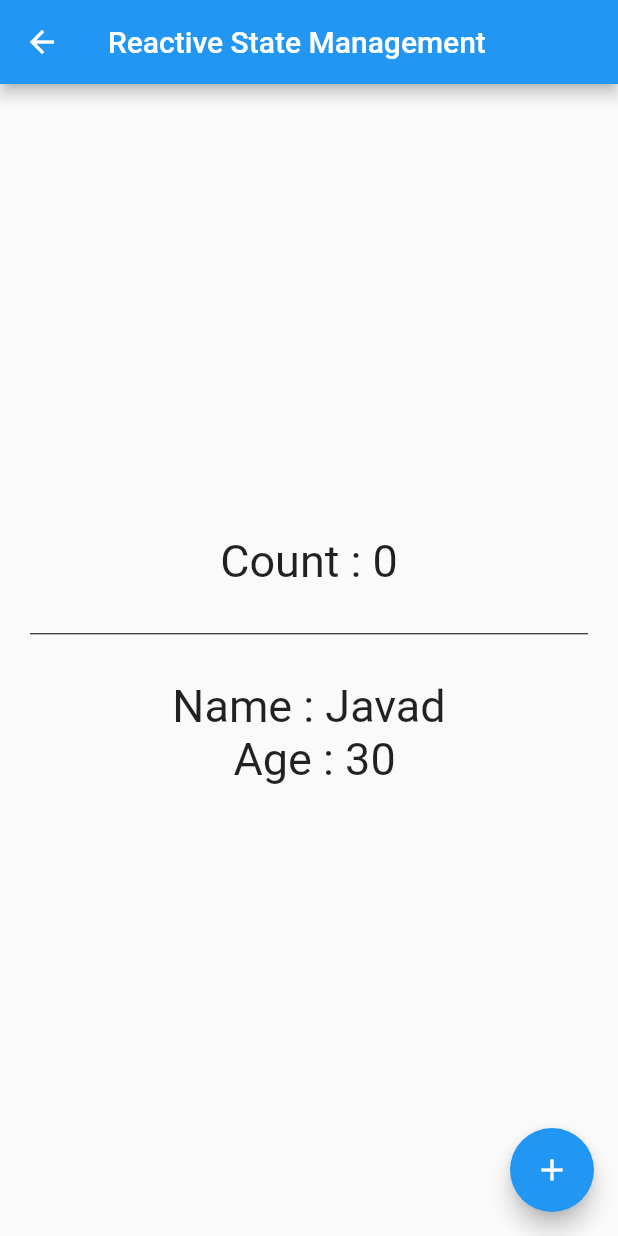
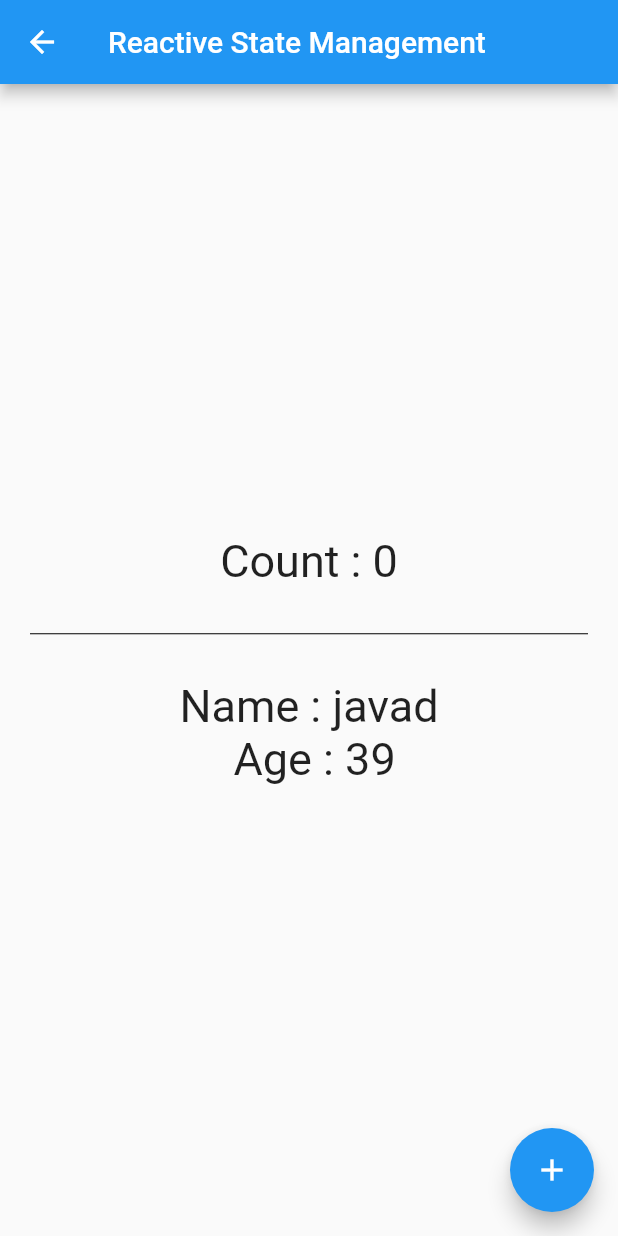
Before and after one commit to MJJP1364/flutter_getx_full_course, a Flutter app: the ReactiveStateManagement screen opened by its route, on a phone screen of 412 x 824 dp. Run offline on Flutter 3.47's test engine with Material 2 defaults, Android fonts, the phone set to English and light mode, and no system bars; our stand-ins replace get.

```diff
--- a/lib/state_management/reactive_state_management.dart
+++ b/lib/state_management/reactive_state_management.dart
@@ -30,20 +30,21 @@ class ReactiveStateManagement extends StatelessWidget {
   final item = <String>[].obs;
   final myMap = <String, int>{}.obs;
   final number = 0.0.obs;
-  // final user = User(name: 'javad', age: 39).obs;
+  final user = User(name: 'javad', age: 39).obs;
 
-  final user = User();
+  // final User user = User();
 
   void increment() => count.value++;
 
   void toUpper() {
-    user.name.value = user.name.value.toUpperCase();
-    user.age.value++;
+    // user.name.value = user.name.value.toUpperCase();
+    // user.age.value++;
 
-    // user.update((user) {
-    //   user!.name = user.name.toUpperCase();
-    //   user.age = user.age + 1;
-    // });
+    user.update((user) {
+      user!.name = user.name.toUpperCase();
+      user.age = user.age + 1;
+    });
+    // user(User(name: 'javad', age: 39));
   }
 
   @override
@@ -72,7 +73,8 @@ class ReactiveStateManagement extends StatelessWidget {
             const SizedBox(height: 30),
             Obx(
               () => Text(
-                'Name : ${user.name} \n Age : ${user.age}',
+                // 'Name : ${user.name} \n Age : ${user.age}',
+                'Name : ${user.value.name} \n Age : ${user().age}',
                 style: const TextStyle(fontSize: 30),
                 textAlign: TextAlign.center,
               ),
--- a/lib/state_management/user.dart
+++ b/lib/state_management/user.dart
@@ -1,11 +1,11 @@
-import 'package:get/get.dart';
+// import 'package:get/get.dart';
 
 class User {
-  var name = 'Javad'.obs; // RxString
-  var age = 30.obs;  // RxInt
+  // var name = 'Javad'.obs; // RxString
+  // var age = 30.obs;  // RxInt
 
-  // String name;
-  // int age;
+  String name;
+  int age;
 
-  // User({this.name = '', this.age = 0});
+  User({this.name = '', this.age = 0});
 }
```
Also changed, not shown: lib/navigation/navigation.dart (+10 -0 lines), lib/state_management/simple_state_controller.dart (added, +15 -0 lines), lib/state_management/simple_state_management.dart (added, +43 -0 lines).
